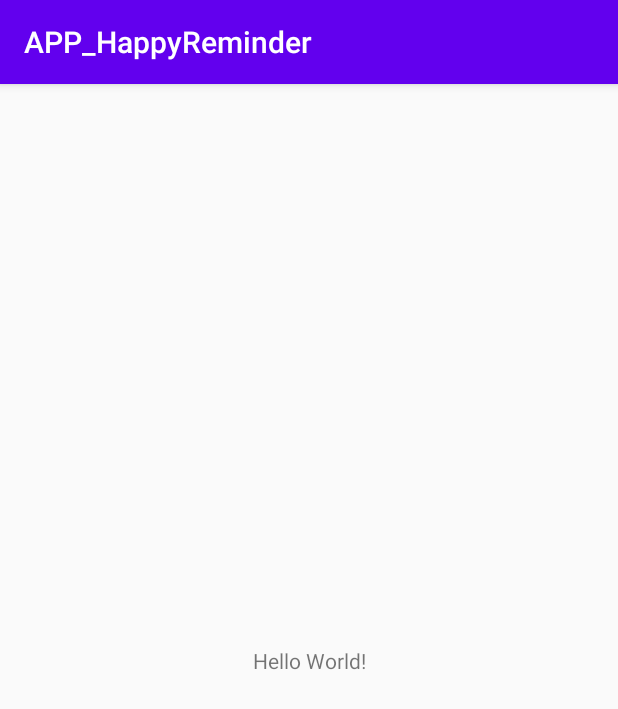
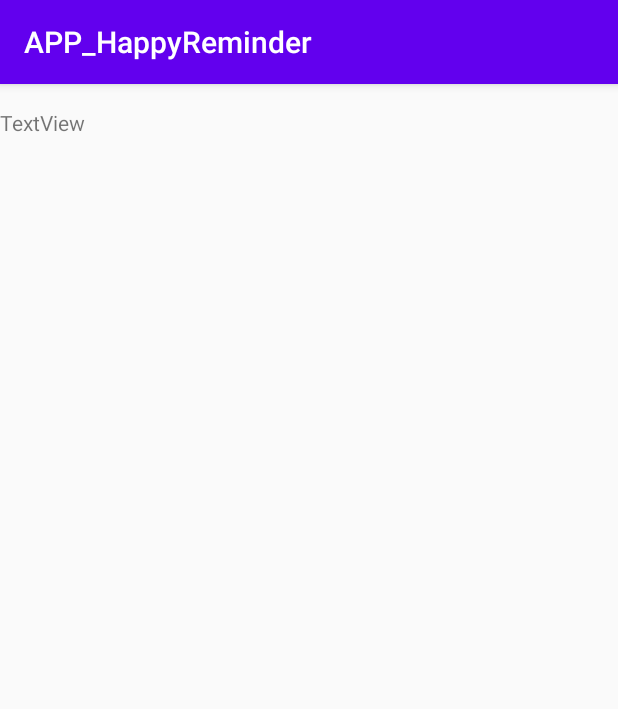
Before and after one commit to ryan-Wolf/APP_HappyReminder, an Android app: the screen it shows after launch (MainActivity), on a phone screen of 412 x 824 dp. Shown: the top 709 px of the screen. Run offline under Robolectric (Android 15) with nearby library versions, the phone set to English and light mode, and no system bars.

Commit message:
Modifique un texto

```diff
--- a/app/src/main/res/layout/activity_main.xml
+++ b/app/src/main/res/layout/activity_main.xml
@@ -6,13 +6,14 @@
     android:layout_height="match_parent"
     tools:context=".MainActivity">
 
+
     <TextView
-        android:layout_width="wrap_content"
+        android:id="@+id/textView"
+        android:layout_width="0dp"
         android:layout_height="wrap_content"
-        android:text="Hello World!"
-        app:layout_constraintBottom_toBottomOf="parent"
-        app:layout_constraintLeft_toLeftOf="parent"
-        app:layout_constraintRight_toRightOf="parent"
+        android:layout_marginTop="16dp"
+        android:text="TextView"
+        app:layout_constraintEnd_toEndOf="parent"
+        app:layout_constraintStart_toStartOf="parent"
         app:layout_constraintTop_toTopOf="parent" />
-
 </androidx.constraintlayout.widget.ConstraintLayout>
```
